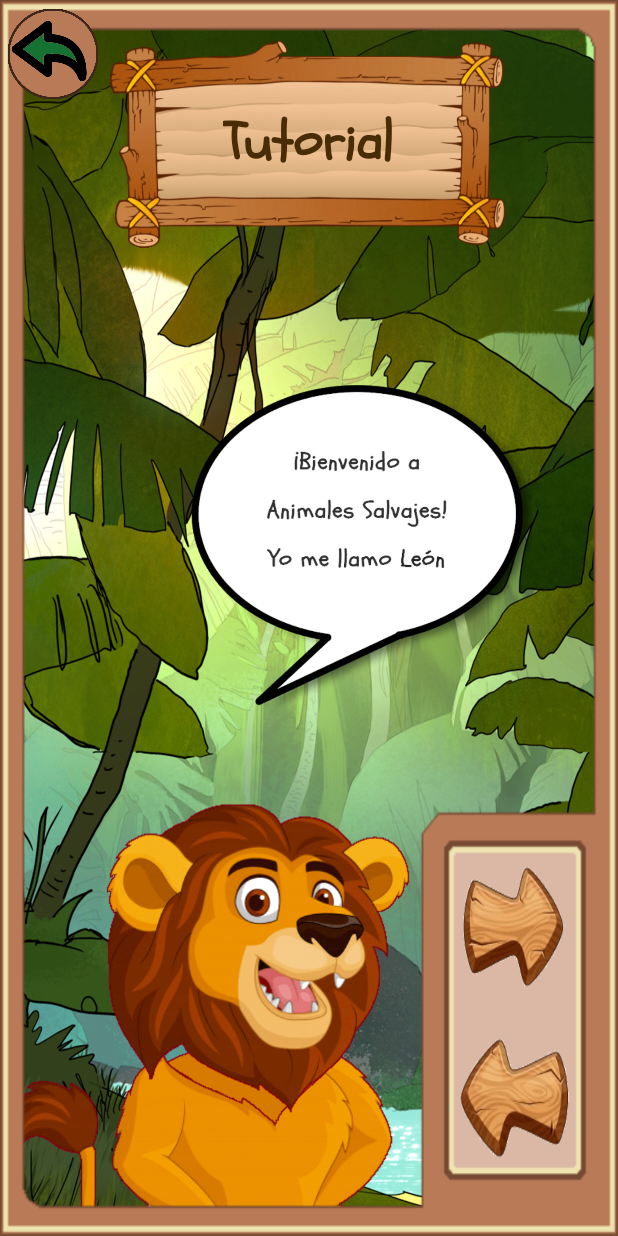
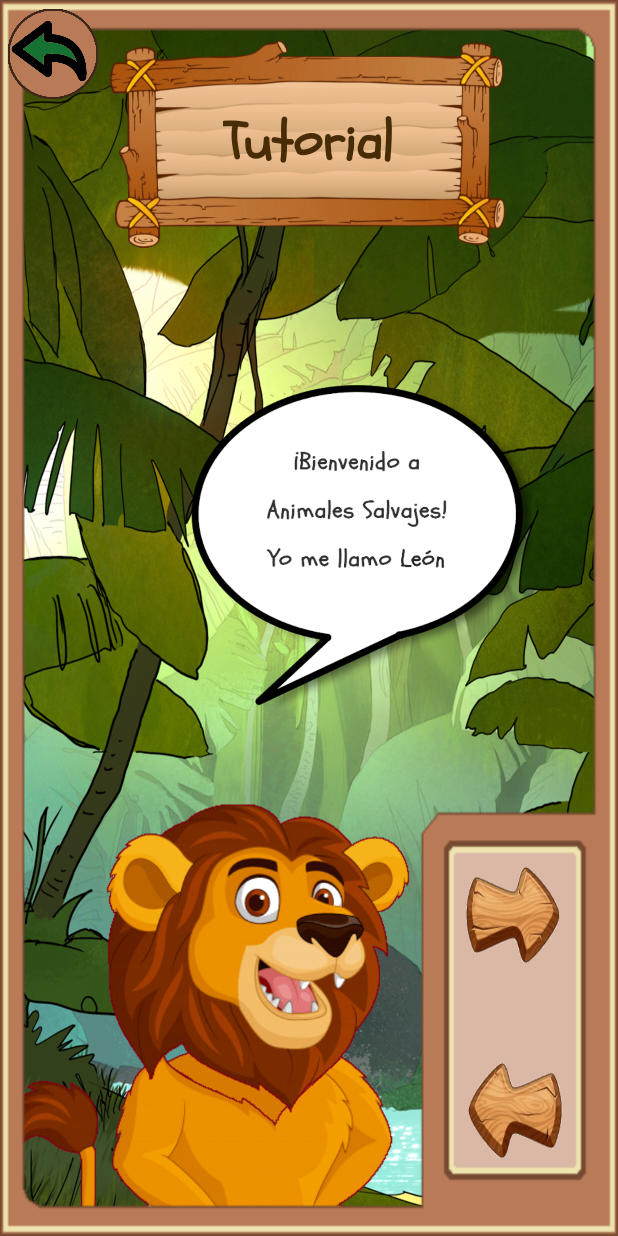
Before and after one commit to TeamBiscochito/proyectofinal, an Android app: the TutorialFragment screen opened through its navigation route, on a phone screen of 412 x 824 dp. Run offline under Robolectric (Android 15) with nearby library versions, the phone set to English and light mode, and no system bars; our stand-ins replace CircleImageView; 2 statements that could not run were skipped.

Commit message:
iconos tutorial

```diff
--- a/app/src/main/res/layout/fragment_tutorial.xml
+++ b/app/src/main/res/layout/fragment_tutorial.xml
@@ -103,11 +103,11 @@
 
     <View
         android:id="@+id/viewNextTutorial"
-        android:layout_width="70dp"
+        android:layout_width="65dp"
         android:layout_height="0dp"
         android:layout_marginTop="8dp"
         android:layout_marginEnd="4dp"
-        android:layout_marginBottom="16dp"
+        android:layout_marginBottom="32dp"
         android:background="@drawable/next"
         app:layout_constraintBottom_toTopOf="@+id/viewPreviousTutorial"
         app:layout_constraintEnd_toEndOf="parent"
@@ -116,9 +116,9 @@
 
     <View
         android:id="@+id/viewPreviousTutorial"
-        android:layout_width="75dp"
+        android:layout_width="65dp"
         android:layout_height="0dp"
-        android:layout_marginTop="16dp"
+        android:layout_marginTop="32dp"
         android:layout_marginEnd="4dp"
         android:layout_marginBottom="8dp"
         android:background="@drawable/previous"
```
